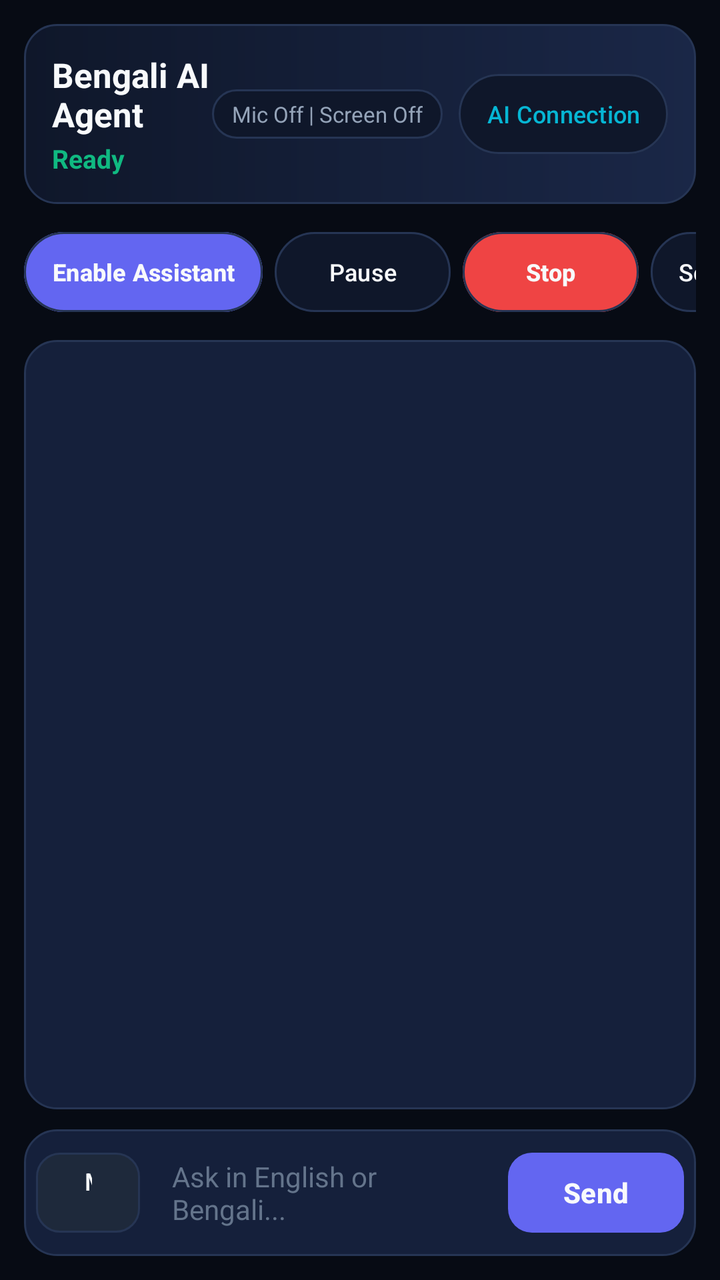
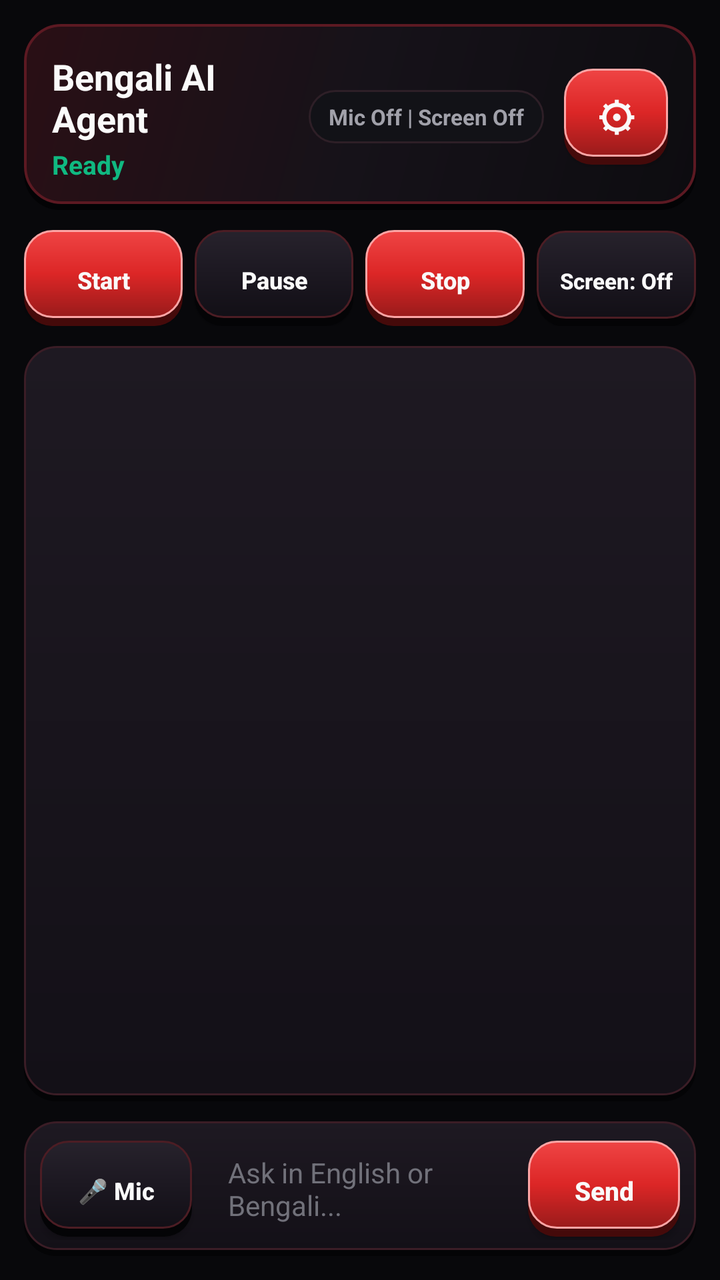

Two renders of the same Android screen: before a commit and after it. Below are the layout's source before the change and the commit's diff.
<!-- AndroidManifest.xml: application theme Theme.BengaliAgent -->
<!-- res/layout/activity_main.xml -->
<?xml version="1.0" encoding="utf-8"?>
<LinearLayout xmlns:android="http://schemas.android.com/apk/res/android"
    android:layout_width="match_parent"
    android:layout_height="match_parent"
    android:background="@color/bg_black"
    android:orientation="vertical"
    android:padding="12dp">

    
    <LinearLayout
        android:layout_width="match_parent"
        android:layout_height="wrap_content"
        android:background="@drawable/bg_header_gradient"
        android:gravity="center_vertical"
        android:orientation="horizontal"
        android:padding="14dp">

        <LinearLayout
            android:layout_width="0dp"
            android:layout_height="wrap_content"
            android:layout_weight="1"
            android:orientation="vertical">

            <TextView
                android:layout_width="wrap_content"
                android:layout_height="wrap_content"
                android:text="@string/app_name"
                android:textColor="@color/text_primary"
                android:textSize="17sp"
                android:textStyle="bold" />

            <TextView
                android:id="@+id/tvAgentState"
                android:layout_width="wrap_content"
                android:layout_height="wrap_content"
                android:layout_marginTop="2dp"
                android:text="Ready"
                android:textColor="@color/accent_green"
                android:textSize="13sp"
                android:textStyle="bold" />
        </LinearLayout>

        <TextView
            android:id="@+id/tvPrivacyIndicator"
            android:layout_width="wrap_content"
            android:layout_height="wrap_content"
            android:layout_marginEnd="8dp"
            android:background="@drawable/bg_badge"
            android:paddingHorizontal="10dp"
            android:paddingVertical="5dp"
            android:text="Mic Off | Screen Off"
            android:textColor="@color/text_secondary"
            android:textSize="11sp" />

        <Button
            android:id="@+id/btnOpenSettings"
            style="@style/Widget.BengaliAgent.Button.Pill"
            android:layout_width="wrap_content"
            android:layout_height="48dp"
            android:text="AI Connection"
            android:textColor="@color/accent_cyan" />
    </LinearLayout>

    
    <HorizontalScrollView
        android:layout_width="match_parent"
        android:layout_height="wrap_content"
        android:layout_marginTop="10dp"
        android:scrollbars="none">

        <LinearLayout
            android:layout_width="wrap_content"
            android:layout_height="wrap_content"
            android:orientation="horizontal">

            <Button
                android:id="@+id/btnToggleAssistant"
                style="@style/Widget.BengaliAgent.Button.Pill"
                android:layout_width="wrap_content"
                android:layout_height="48dp"
                android:layout_marginEnd="6dp"
                android:backgroundTint="@color/accent_primary"
                android:text="Enable Assistant"
                android:textColor="@color/text_primary"
                android:textStyle="bold" />

            <Button
                android:id="@+id/btnPauseResume"
                style="@style/Widget.BengaliAgent.Button.Pill"
                android:layout_width="wrap_content"
                android:layout_height="48dp"
                android:layout_marginEnd="6dp"
                android:text="Pause" />

            <Button
                android:id="@+id/btnStopTask"
                style="@style/Widget.BengaliAgent.Button.Pill"
                android:layout_width="wrap_content"
                android:layout_height="48dp"
                android:layout_marginEnd="6dp"
                android:backgroundTint="@color/accent_red"
                android:text="Stop"
                android:textColor="@color/text_primary"
                android:textStyle="bold" />

            <Button
                android:id="@+id/btnScreenToggle"
                style="@style/Widget.BengaliAgent.Button.Pill"
                android:layout_width="wrap_content"
                android:layout_height="48dp"
                android:layout_marginEnd="6dp"
                android:text="Screen View: Off" />

            <Button
                android:id="@+id/btnMemoryBrain"
                style="@style/Widget.BengaliAgent.Button.Pill"
                android:layout_width="wrap_content"
                android:layout_height="48dp"
                android:layout_marginEnd="6dp"
                android:text="Memory" />

            <Button
                android:id="@+id/btnVoiceSettings"
                style="@style/Widget.BengaliAgent.Button.Pill"
                android:layout_width="wrap_content"
                android:layout_height="48dp"
                android:layout_marginEnd="6dp"
                android:text="Voice Settings" />

            <Button
                android:id="@+id/btnMediaStudio"
                style="@style/Widget.BengaliAgent.Button.Pill"
                android:layout_width="wrap_content"
                android:layout_height="48dp"
                android:layout_marginEnd="6dp"
                android:text="Video Studio" />

            <Button
                android:id="@+id/btnCodingStudio"
                style="@style/Widget.BengaliAgent.Button.Pill"
                android:layout_width="wrap_content"
                android:layout_height="48dp"
                android:layout_marginEnd="6dp"
                android:text="Coding Studio" />

            <Button
                android:id="@+id/btnSetupWizard"
                style="@style/Widget.BengaliAgent.Button.Pill"
                android:layout_width="wrap_content"
                android:layout_height="48dp"
                android:text="Permissions" />
        </LinearLayout>
    </HorizontalScrollView>

    
    <androidx.recyclerview.widget.RecyclerView
        android:id="@+id/rvTranscript"
        android:layout_width="match_parent"
        android:layout_height="0dp"
        android:layout_marginTop="10dp"
        android:layout_marginBottom="10dp"
        android:layout_weight="1"
        android:background="@drawable/bg_card"
        android:clipToPadding="false"
        android:contentDescription="Conversation transcript"
        android:padding="10dp" />

    
    <LinearLayout
        android:layout_width="match_parent"
        android:layout_height="wrap_content"
        android:background="@drawable/bg_card"
        android:gravity="center_vertical"
        android:orientation="horizontal"
        android:padding="6dp">

        <Button
            android:id="@+id/btnMicToggle"
            style="@style/Widget.BengaliAgent.Button.Secondary"
            android:layout_width="52dp"
            android:layout_height="48dp"
            android:layout_marginEnd="6dp"
            android:contentDescription="Toggle microphone"
            android:text="Mic"
            android:textSize="12sp" />

        <EditText
            android:id="@+id/etUserInput"
            android:layout_width="0dp"
            android:layout_height="wrap_content"
            android:layout_weight="1"
            android:background="@android:color/transparent"
            android:hint="Ask in English or Bengali..."
            android:inputType="textMultiLine"
            android:maxLines="4"
            android:minHeight="48dp"
            android:paddingHorizontal="10dp"
            android:paddingVertical="8dp"
            android:textColor="@color/text_primary"
            android:textColorHint="@color/text_muted"
            android:textSize="14sp" />

        <Button
            android:id="@+id/btnSend"
            style="@style/Widget.BengaliAgent.Button.Primary"
            android:layout_width="wrap_content"
            android:layout_height="48dp"
            android:layout_marginStart="6dp"
            android:contentDescription="Send message"
            android:text="Send" />
    </LinearLayout>

</LinearLayout>
<!-- resources referenced by this layout -->
<resources>
  <color name="accent_cyan">#06B6D4</color>
  <color name="accent_primary">#6366F1</color>
  <color name="bg_black">#070B14</color>
  <color name="text_muted">#64748B</color>
  <color name="text_primary">#F8FAFC</color>
  <color name="text_secondary">#94A3B8</color>
  <!-- drawable bg_card (drawable) -->
  <?xml version="1.0" encoding="utf-8"?>
  <shape xmlns:android="http://schemas.android.com/apk/res/android"
      android:shape="rectangle">
      <solid android:color="@color/bg_card" />
      <corners android:radius="@dimen/card_radius" />
      <stroke
          android:width="1dp"
          android:color="@color/divider" />
  </shape>
  <!-- drawable bg_header_gradient (drawable) -->
  <?xml version="1.0" encoding="utf-8"?>
  <shape xmlns:android="http://schemas.android.com/apk/res/android"
      android:shape="rectangle">
      <gradient
          android:angle="0"
          android:endColor="#1A2747"
          android:startColor="#0F172A"
          android:type="linear" />
      <corners android:radius="@dimen/card_radius" />
      <stroke
          android:width="1dp"
          android:color="@color/divider" />
  </shape>
  <style name="Widget.BengaliAgent.Button.Pill" parent="Widget.Material3.Button.OutlinedButton">
          <item name="backgroundTint">@color/bg_surface</item>
          <item name="android:textColor">@color/text_primary</item>
          <item name="strokeColor">@color/divider</item>
          <item name="strokeWidth">1dp</item>
          <item name="cornerRadius">@dimen/pill_radius</item>
          <item name="android:minHeight">48dp</item>
          <item name="android:paddingLeft">14dp</item>
          <item name="android:paddingRight">14dp</item>
          <item name="android:textAllCaps">false</item>
          <item name="android:textSize">12sp</item>
      </style>
  <style name="Widget.BengaliAgent.Button.Primary" parent="Widget.Material3.Button">
          <item name="backgroundTint">@color/accent_primary</item>
          <item name="android:textColor">@color/text_primary</item>
          <item name="cornerRadius">@dimen/button_radius</item>
          <item name="android:minHeight">@dimen/touch_target_min</item>
          <item name="android:textAllCaps">false</item>
          <item name="android:textStyle">bold</item>
      </style>
  <style name="Widget.BengaliAgent.Button.Secondary" parent="Widget.Material3.Button.TonalButton">
          <item name="backgroundTint">@color/bg_card_elevated</item>
          <item name="android:textColor">@color/text_primary</item>
          <item name="cornerRadius">@dimen/button_radius</item>
          <item name="strokeColor">@color/divider</item>
          <item name="strokeWidth">1dp</item>
          <item name="android:minHeight">@dimen/touch_target_min</item>
          <item name="android:textAllCaps">false</item>
      </style>
  <style name="Theme.BengaliAgent" parent="Theme.Material3.Dark.NoActionBar">
          <item name="colorPrimary">@color/accent_primary</item>
          <item name="colorOnPrimary">@color/text_primary</item>
          <item name="colorSecondary">@color/accent_cyan</item>
          <item name="colorOnSecondary">@color/bg_black</item>
          <item name="colorSurface">@color/bg_surface</item>
          <item name="colorOnSurface">@color/text_primary</item>
          <item name="colorError">@color/accent_red</item>
          <item name="android:windowBackground">@color/bg_black</item>
          <item name="android:statusBarColor">@color/bg_black</item>
          <item name="android:navigationBarColor">@color/bg_black</item>
          <item name="android:textColorPrimary">@color/text_primary</item>
          <item name="android:textColorSecondary">@color/text_secondary</item>
      </style>
  <color name="bg_surface">#0F172A</color>
  <color name="divider">#263554</color>
  <color name="bg_card">#15203B</color>
  <dimen name="card_radius">16dp</dimen>
  <dimen name="pill_radius">20dp</dimen>
  <dimen name="button_radius">12dp</dimen>
  <dimen name="touch_target_min">48dp</dimen>
  <color name="bg_card_elevated">#1E293B</color>
  <!-- unchanged entries left out for length: 4 -->
</resources>

<!-- the commit's change to res/layout/activity_main.xml (unified diff, before → after) -->
@@ -26,7 +26,7 @@
                 android:layout_height="wrap_content"
                 android:text="@string/app_name"
                 android:textColor="@color/text_primary"
-                android:textSize="17sp"
+                android:textSize="18sp"
                 android:textStyle="bold" />
 
             <TextView
@@ -44,113 +44,78 @@
             android:id="@+id/tvPrivacyIndicator"
             android:layout_width="wrap_content"
             android:layout_height="wrap_content"
-            android:layout_marginEnd="8dp"
+            android:layout_marginEnd="10dp"
             android:background="@drawable/bg_badge"
             android:paddingHorizontal="10dp"
-            android:paddingVertical="5dp"
+            android:paddingVertical="6dp"
             android:text="Mic Off | Screen Off"
             android:textColor="@color/text_secondary"
-            android:textSize="11sp" />
+            android:textSize="11sp"
+            android:textStyle="bold" />
 
+        
         <Button
             android:id="@+id/btnOpenSettings"
-            style="@style/Widget.BengaliAgent.Button.Pill"
-            android:layout_width="wrap_content"
+            style="@style/Widget.BengaliAgent.Button.Primary"
+            android:layout_width="52dp"
             android:layout_height="48dp"
-            android:text="AI Connection"
-            android:textColor="@color/accent_cyan" />
+            android:contentDescription="Open Settings"
+            android:padding="0dp"
+            android:text="⚙"
+            android:textSize="20sp" />
     </LinearLayout>
 
     
-    <HorizontalScrollView
+    <LinearLayout
         android:layout_width="match_parent"
         android:layout_height="wrap_content"
         android:layout_marginTop="10dp"
-        android:scrollbars="none">
+        android:orientation="horizontal"
+        android:weightSum="4">
 
-        <LinearLayout
-            android:layout_width="wrap_content"
-            android:layout_height="wrap_content"
-            android:orientation="horizontal">
+        <Button
+            android:id="@+id/btnToggleAssistant"
+            style="@style/Widget.BengaliAgent.Button.Primary"
+            android:layout_width="0dp"
+            android:layout_height="48dp"
+            android:layout_marginEnd="6dp"
+            android:layout_weight="1"
+            android:paddingHorizontal="4dp"
+            android:text="Start"
+            android:textSize="12sp" />
 
-            <Button
-                android:id="@+id/btnToggleAssistant"
-                style="@style/Widget.BengaliAgent.Button.Pill"
-                android:layout_width="wrap_content"
-                android:layout_height="48dp"
-                android:layout_marginEnd="6dp"
-                android:backgroundTint="@color/accent_primary"
-                android:text="Enable Assistant"
-                android:textColor="@color/text_primary"
-                android:textStyle="bold" />
+        <Button
+            android:id="@+id/btnPauseResume"
+            style="@style/Widget.BengaliAgent.Button.Secondary"
+            android:layout_width="0dp"
+            android:layout_height="48dp"
+            android:layout_marginEnd="6dp"
+            android:layout_weight="1"
+            android:paddingHorizontal="4dp"
+            android:text="Pause"
+            android:textSize="12sp" />
 
-            <Button
-                android:id="@+id/btnPauseResume"
-                style="@style/Widget.BengaliAgent.Button.Pill"
-                android:layout_width="wrap_content"
-                android:layout_height="48dp"
-                android:layout_marginEnd="6dp"
-                android:text="Pause" />
+        <Button
+            android:id="@+id/btnStopTask"
+            style="@style/Widget.BengaliAgent.Button.Destructive"
+            android:layout_width="0dp"
+            android:layout_height="48dp"
+            android:layout_marginEnd="6dp"
+            android:layout_weight="1"
+            android:paddingHorizontal="4dp"
+            android:text="Stop"
+            android:textSize="12sp" />
 
-            <Button
-                android:id="@+id/btnStopTask"
-                style="@style/Widget.BengaliAgent.Button.Pill"
-                android:layout_width="wrap_content"
-                android:layout_height="48dp"
-                android:layout_marginEnd="6dp"
-                android:backgroundTint="@color/accent_red"
-                android:text="Stop"
-                android:textColor="@color/text_primary"
-                android:textStyle="bold" />
-
-            <Button
-                android:id="@+id/btnScreenToggle"
-                style="@style/Widget.BengaliAgent.Button.Pill"
-                android:layout_width="wrap_content"
-                android:layout_height="48dp"
-                android:layout_marginEnd="6dp"
-                android:text="Screen View: Off" />
-
-            <Button
-                android:id="@+id/btnMemoryBrain"
-                style="@style/Widget.BengaliAgent.Button.Pill"
-                android:layout_width="wrap_content"
-                android:layout_height="48dp"
-                android:layout_marginEnd="6dp"
-                android:text="Memory" />
-
-            <Button
-                android:id="@+id/btnVoiceSettings"
-                style="@style/Widget.BengaliAgent.Button.Pill"
-                android:layout_width="wrap_content"
-                android:layout_height="48dp"
-                android:layout_marginEnd="6dp"
-                android:text="Voice Settings" />
-
-            <Button
-                android:id="@+id/btnMediaStudio"
-                style="@style/Widget.BengaliAgent.Button.Pill"
-                android:layout_width="wrap_content"
-                android:layout_height="48dp"
-                android:layout_marginEnd="6dp"
-                android:text="Video Studio" />
-
-            <Button
-                android:id="@+id/btnCodingStudio"
-                style="@style/Widget.BengaliAgent.Button.Pill"
-                android:layout_width="wrap_content"
-                android:layout_height="48dp"
-                android:layout_marginEnd="6dp"
-                android:text="Coding Studio" />
-
-            <Button
-                android:id="@+id/btnSetupWizard"
-                style="@style/Widget.BengaliAgent.Button.Pill"
-                android:layout_width="wrap_content"
-                android:layout_height="48dp"
-                android:text="Permissions" />
-        </LinearLayout>
-    </HorizontalScrollView>
+        <Button
+            android:id="@+id/btnScreenToggle"
+            style="@style/Widget.BengaliAgent.Button.Secondary"
+            android:layout_width="0dp"
+            android:layout_height="48dp"
+            android:layout_weight="1"
+            android:paddingHorizontal="4dp"
+            android:text="Screen: Off"
+            android:textSize="11sp" />
+    </LinearLayout>
 
     
     <androidx.recyclerview.widget.RecyclerView
@@ -163,7 +128,7 @@
         android:background="@drawable/bg_card"
         android:clipToPadding="false"
         android:contentDescription="Conversation transcript"
-        android:padding="10dp" />
+        android:padding="12dp" />
 
     
     <LinearLayout
@@ -172,16 +137,18 @@
         android:background="@drawable/bg_card"
         android:gravity="center_vertical"
         android:orientation="horizontal"
-        android:padding="6dp">
+        android:padding="8dp">
 
         <Button
             android:id="@+id/btnMicToggle"
             style="@style/Widget.BengaliAgent.Button.Secondary"
-            android:layout_width="52dp"
+            android:layout_width="76dp"
             android:layout_height="48dp"
-            android:layout_marginEnd="6dp"
+            android:layout_marginEnd="8dp"
             android:contentDescription="Toggle microphone"
-            android:text="Mic"
+            android:paddingHorizontal="6dp"
+            android:singleLine="true"
+            android:text="🎤 Mic"
             android:textSize="12sp" />
 
         <EditText
@@ -203,11 +170,14 @@
         <Button
             android:id="@+id/btnSend"
             style="@style/Widget.BengaliAgent.Button.Primary"
-            android:layout_width="wrap_content"
+            android:layout_width="76dp"
             android:layout_height="48dp"
-            android:layout_marginStart="6dp"
+            android:layout_marginStart="8dp"
             android:contentDescription="Send message"
-            android:text="Send" />
+            android:paddingHorizontal="8dp"
+            android:singleLine="true"
+            android:text="Send"
+            android:textSize="13sp" />
     </LinearLayout>
 
 </LinearLayout>
<!-- resource entries referenced after the edit -->
@@ -1,69 +1,88 @@
 <!-- resources referenced by this layout -->
 <resources>
-  <color name="accent_cyan">#06B6D4</color>
-  <color name="accent_primary">#6366F1</color>
-  <color name="bg_black">#070B14</color>
-  <color name="text_muted">#64748B</color>
-  <color name="text_primary">#F8FAFC</color>
-  <color name="text_secondary">#94A3B8</color>
+  <color name="accent_primary">#DC2626</color>
+  <color name="accent_red_bright">#EF4444</color>
+  <color name="bg_black">#08080B</color>
+  <color name="text_muted">#71717A</color>
+  <color name="text_primary">#FAFAFA</color>
+  <color name="text_secondary">#A1A1AA</color>
   <!-- drawable bg_card (drawable) -->
   <?xml version="1.0" encoding="utf-8"?>
-  <shape xmlns:android="http://schemas.android.com/apk/res/android"
-      android:shape="rectangle">
-      <solid android:color="@color/bg_card" />
-      <corners android:radius="@dimen/card_radius" />
-      <stroke
-          android:width="1dp"
-          android:color="@color/divider" />
-  </shape>
+  <layer-list xmlns:android="http://schemas.android.com/apk/res/android">
+      <item android:top="3dp">
+          <shape android:shape="rectangle">
+              <solid android:color="#040406" />
+              <corners android:radius="16dp" />
+          </shape>
+      </item>
+      <item android:bottom="3dp">
+          <shape android:shape="rectangle">
+              <gradient
+                  android:angle="270"
+                  android:startColor="#1E1922"
+                  android:endColor="#131017"
+                  android:type="linear" />
+              <corners android:radius="16dp" />
+              <stroke
+                  android:width="1dp"
+                  android:color="#3B1D26" />
+          </shape>
+      </item>
+  </layer-list>
   <!-- drawable bg_header_gradient (drawable) -->
   <?xml version="1.0" encoding="utf-8"?>
-  <shape xmlns:android="http://schemas.android.com/apk/res/android"
-      android:shape="rectangle">
-      <gradient
-          android:angle="0"
-          android:endColor="#1A2747"
-          android:startColor="#0F172A"
-          android:type="linear" />
-      <corners android:radius="@dimen/card_radius" />
-      <stroke
-          android:width="1dp"
-          android:color="@color/divider" />
-  </shape>
-  <style name="Widget.BengaliAgent.Button.Pill" parent="Widget.Material3.Button.OutlinedButton">
-          <item name="backgroundTint">@color/bg_surface</item>
+  <layer-list xmlns:android="http://schemas.android.com/apk/res/android">
+      <item android:top="3dp">
+          <shape android:shape="rectangle">
+              <solid android:color="#030305" />
+              <corners android:radius="18dp" />
+          </shape>
+      </item>
+      <item android:bottom="3dp">
+          <shape android:shape="rectangle">
+              <gradient
+                  android:angle="315"
+                  android:startColor="#2A0F15"
+                  android:centerColor="#161219"
+                  android:endColor="#0D0C10"
+                  android:type="linear" />
+              <corners android:radius="18dp" />
+              <stroke
+                  android:width="1.2dp"
+                  android:color="#5C1922" />
+          </shape>
+      </item>
+  </layer-list>
+  <style name="Widget.BengaliAgent.Button.Destructive" parent="Widget.BengaliAgent.Button.Primary" />
+  <style name="Widget.BengaliAgent.Button.Primary" parent="Widget.AppCompat.Button">
+          <item name="android:background">@drawable/bg_btn_3d_red</item>
+          <item name="backgroundTint">@null</item>
           <item name="android:textColor">@color/text_primary</item>
-          <item name="strokeColor">@color/divider</item>
-          <item name="strokeWidth">1dp</item>
-          <item name="cornerRadius">@dimen/pill_radius</item>
-          <item name="android:minHeight">48dp</item>
-          <item name="android:paddingLeft">14dp</item>
-          <item name="android:paddingRight">14dp</item>
-          <item name="android:textAllCaps">false</item>
-          <item name="android:textSize">12sp</item>
-      </style>
-  <style name="Widget.BengaliAgent.Button.Primary" parent="Widget.Material3.Button">
-          <item name="backgroundTint">@color/accent_primary</item>
-          <item name="android:textColor">@color/text_primary</item>
-          <item name="cornerRadius">@dimen/button_radius</item>
-          <item name="android:minHeight">@dimen/touch_target_min</item>
+          <item name="android:minHeight">50dp</item>
+          <item name="android:paddingLeft">16dp</item>
+          <item name="android:paddingRight">16dp</item>
+          <item name="android:paddingBottom">4dp</item>
           <item name="android:textAllCaps">false</item>
           <item name="android:textStyle">bold</item>
+          <item name="android:elevation">6dp</item>
       </style>
-  <style name="Widget.BengaliAgent.Button.Secondary" parent="Widget.Material3.Button.TonalButton">
-          <item name="backgroundTint">@color/bg_card_elevated</item>
+  <style name="Widget.BengaliAgent.Button.Secondary" parent="Widget.AppCompat.Button">
+          <item name="android:background">@drawable/bg_btn_3d_dark</item>
+          <item name="backgroundTint">@null</item>
           <item name="android:textColor">@color/text_primary</item>
-          <item name="cornerRadius">@dimen/button_radius</item>
-          <item name="strokeColor">@color/divider</item>
-          <item name="strokeWidth">1dp</item>
-          <item name="android:minHeight">@dimen/touch_target_min</item>
+          <item name="android:minHeight">50dp</item>
+          <item name="android:paddingLeft">16dp</item>
+          <item name="android:paddingRight">16dp</item>
+          <item name="android:paddingBottom">4dp</item>
           <item name="android:textAllCaps">false</item>
+          <item name="android:textStyle">bold</item>
+          <item name="android:elevation">4dp</item>
       </style>
   <style name="Theme.BengaliAgent" parent="Theme.Material3.Dark.NoActionBar">
           <item name="colorPrimary">@color/accent_primary</item>
           <item name="colorOnPrimary">@color/text_primary</item>
-          <item name="colorSecondary">@color/accent_cyan</item>
-          <item name="colorOnSecondary">@color/bg_black</item>
+          <item name="colorSecondary">@color/accent_red_bright</item>
+          <item name="colorOnSecondary">@color/text_primary</item>
           <item name="colorSurface">@color/bg_surface</item>
           <item name="colorOnSurface">@color/text_primary</item>
           <item name="colorError">@color/accent_red</item>
@@ -73,14 +92,60 @@
           <item name="android:textColorPrimary">@color/text_primary</item>
           <item name="android:textColorSecondary">@color/text_secondary</item>
       </style>
-  <color name="bg_surface">#0F172A</color>
-  <color name="divider">#263554</color>
-  <color name="bg_card">#15203B</color>
-  <dimen name="card_radius">16dp</dimen>
-  <dimen name="pill_radius">20dp</dimen>
-  <dimen name="button_radius">12dp</dimen>
-  <dimen name="touch_target_min">48dp</dimen>
-  <color name="bg_card_elevated">#1E293B</color>
+  <color name="bg_surface">#121217</color>
+  <color name="divider">#2E1F27</color>
+  <!-- drawable bg_btn_3d_red (drawable) -->
+  <?xml version="1.0" encoding="utf-8"?>
+  <layer-list xmlns:android="http://schemas.android.com/apk/res/android">
+      
+      <item android:top="4dp">
+          <shape android:shape="rectangle">
+              <solid android:color="#450A0A" />
+              <corners android:radius="14dp" />
+          </shape>
+      </item>
+      
+      <item android:bottom="4dp">
+          <shape android:shape="rectangle">
+              <gradient
+                  android:angle="270"
+                  android:startColor="#EF4444"
+                  android:centerColor="#DC2626"
+                  android:endColor="#991B1B"
+                  android:type="linear" />
+              <corners android:radius="14dp" />
+              <stroke
+                  android:width="1dp"
+                  android:color="#FCA5A5" />
+          </shape>
+      </item>
+  </layer-list>
+  <!-- drawable bg_btn_3d_dark (drawable) -->
+  <?xml version="1.0" encoding="utf-8"?>
+  <layer-list xmlns:android="http://schemas.android.com/apk/res/android">
+      
+      <item android:top="4dp">
+          <shape android:shape="rectangle">
+              <solid android:color="#040406" />
+              <corners android:radius="14dp" />
+          </shape>
+      </item>
+      
+      <item android:bottom="4dp">
+          <shape android:shape="rectangle">
+              <gradient
+                  android:angle="270"
+                  android:startColor="#27222C"
+                  android:centerColor="#1C1821"
+                  android:endColor="#120F16"
+                  android:type="linear" />
+              <corners android:radius="14dp" />
+              <stroke
+                  android:width="1dp"
+                  android:color="#4C1D24" />
+          </shape>
+      </item>
+  </layer-list>
   <!-- unchanged entries left out for length: 4 -->
 </resources>
 
